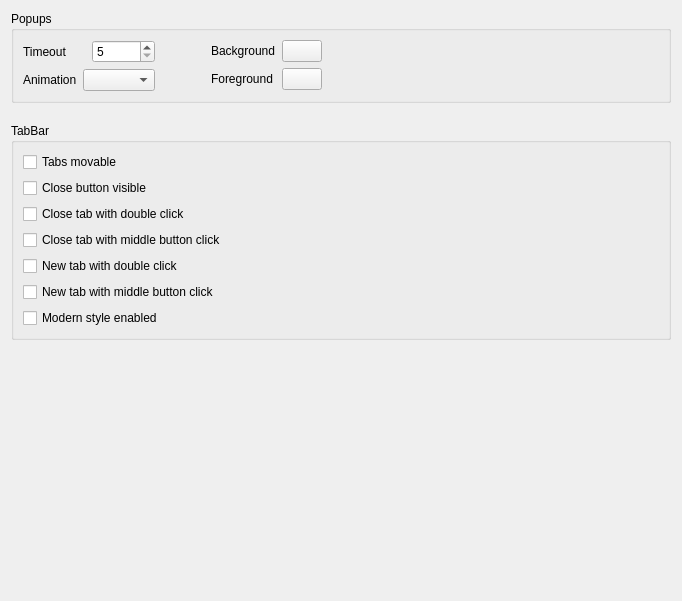
This is src/settings/PageView.ui in marcinmagier/wolverine as Qt 5 draws it before an edit. The edited form follows.
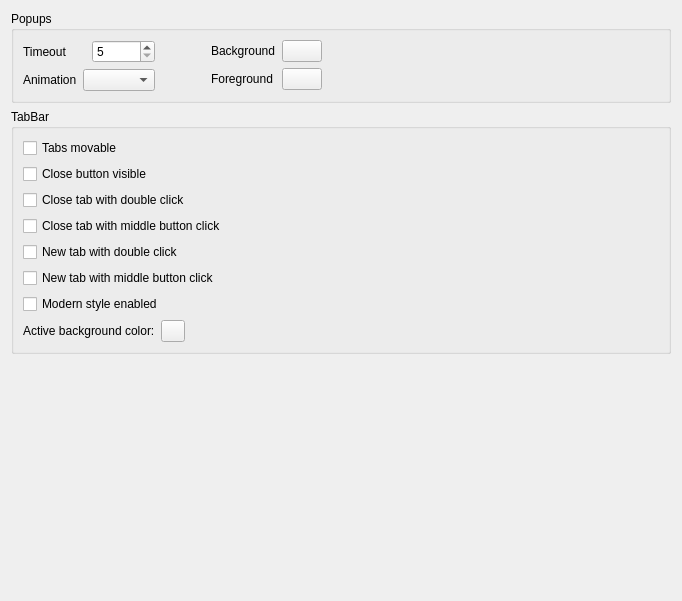
This is the edited form. Custom widgets are drawn as their Qt base class.

Commit message: TabBar background settings

```diff
--- a/src/settings/PageView.ui
+++ b/src/settings/PageView.ui
@@ -20,9 +20,6 @@
    <string>Form</string>
   </property>
   <layout class="QVBoxLayout" name="verticalLayout_2">
-   <property name="spacing">
-    <number>20</number>
-   </property>
    <item>
     <widget class="QGroupBox" name="boxPopups">
      <property name="title">
@@ -202,6 +199,43 @@
         </property>
        </widget>
       </item>
+      <item>
+       <layout class="QHBoxLayout" name="horizontalLayout">
+        <item>
+         <widget class="QLabel" name="lblActiveBgColor">
+          <property name="text">
+           <string>Active background color:</string>
+          </property>
+         </widget>
+        </item>
+        <item>
+         <widget class="QtColorButton" name="btnActiveBgColor">
+          <property name="maximumSize">
+           <size>
+            <width>24</width>
+            <height>24</height>
+           </size>
+          </property>
+          <property name="text">
+           <string/>
+          </property>
+         </widget>
+        </item>
+        <item>
+         <spacer name="horizontalSpacer">
+          <property name="orientation">
+           <enum>Qt::Horizontal</enum>
+          </property>
+          <property name="sizeHint" stdset="0">
+           <size>
+            <width>40</width>
+            <height>20</height>
+           </size>
+          </property>
+         </spacer>
+        </item>
+       </layout>
+      </item>
      </layout>
     </widget>
    </item>
```
The commit also changes 1 other file.
